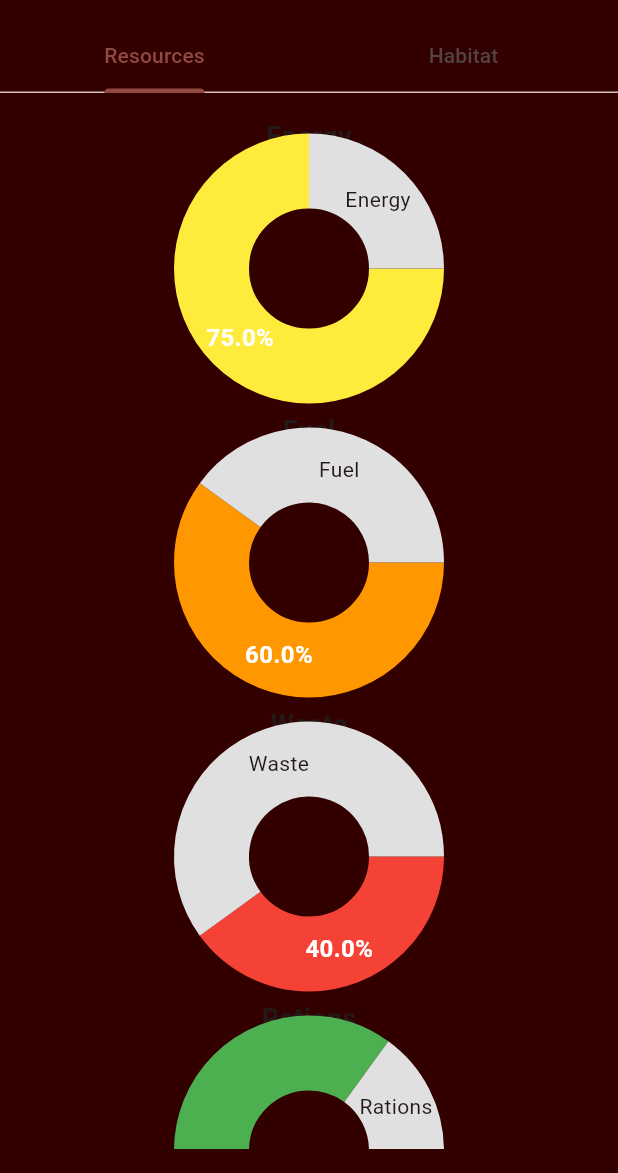
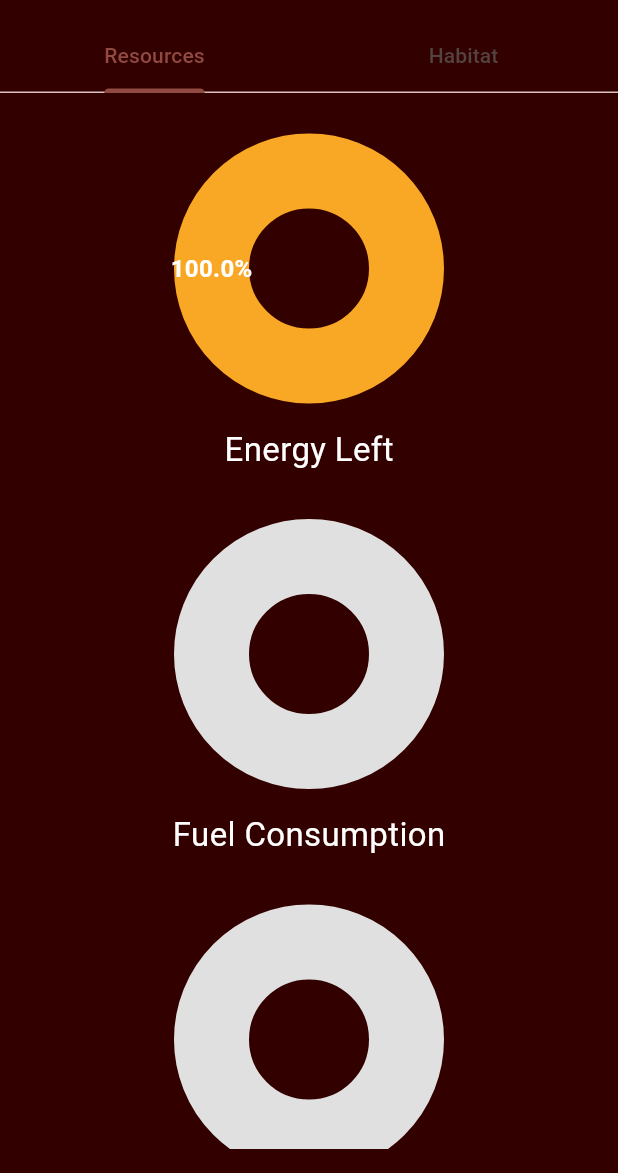
Before and after one commit to synapsecode/RedFrontier, a Flutter app: the screen it shows once a user with an empty profile is signed in, in the side drawer, after a tap on "Dashboard", on a phone screen of 412 x 824 dp, the part 63-1236 px from its top. Run offline on Flutter 3.47's test engine with Material 3 defaults, Android fonts, the phone set to English and light mode, and no system bars; drawn by our look-alikes of fl_chart; our stand-ins replace cloud_firestore, firebase_auth, firebase_core, firebase_storage, flutter_riverpod, google_fonts and 1 more; missing offline and left inert: firebase_app_check, neopop; accounts and stored records are empty.

Commit message:
Created Realtime Habitat & Resource Dashboard & More

```diff
--- a/redfrontier/lib/screens/home_page.dart
+++ b/redfrontier/lib/screens/home_page.dart
@@ -1,14 +1,15 @@
 import 'package:flutter/material.dart';
 import 'package:redfrontier/extensions/navextensions.dart';
+import 'package:redfrontier/main.dart';
+import 'package:redfrontier/models/redfrontier_user.dart';
 import 'package:redfrontier/screens/chat/all_chats/all_chats.dart';
-
 import 'package:redfrontier/screens/home_screen.dart';
 import 'package:redfrontier/screens/maps_screen.dart';
 import 'package:redfrontier/screens/news_screen.dart';
 import 'package:redfrontier/screens/report_screen.dart';
 import 'package:redfrontier/extensions/miscextensions.dart';
 import 'package:redfrontier/screens/resources/dashboard.dart';
-import 'package:redfrontier/services/firebase_auth.dart';
+import 'package:redfrontier/services/auth/firebase_auth.dart';
 
 class HomePage extends StatefulWidget {
   const HomePage({super.key});
@@ -101,7 +102,7 @@ class _HomePageState extends State<HomePage> {
           child: ListView(
             padding: EdgeInsets.zero,
             children: [
-              const DrawerHeader(
+              DrawerHeader(
                 decoration: BoxDecoration(
                   color: Color(0xFFB24D4D),
                 ),
@@ -115,7 +116,7 @@ class _HomePageState extends State<HomePage> {
                     ),
                     SizedBox(height: 10),
                     Text(
-                      'Your Name',
+                      gpc.read(currentRFUserProvider)!.name,
                       style: TextStyle(
                         color: Colors.white,
                         fontSize: 18,
--- /dev/null
+++ b/redfrontier/lib/services/firestore/dashboard.dart
@@ -0,0 +1,29 @@
+import 'package:cloud_firestore/cloud_firestore.dart';
+import 'package:redfrontier/common/dialogs.dart';
+import 'package:redfrontier/main.dart';
+import 'package:redfrontier/widgets/habitat_tab.dart';
+import 'package:redfrontier/widgets/resources_tab.dart';
+
+class FirestoreDashboard {
+  static final CollectionReference resourceDataCollection =
+      FirebaseFirestore.instance.collection('resourcedata');
+
+  static final CollectionReference habitatDataCollection =
+      FirebaseFirestore.instance.collection('habitatdata');
+
+  static listenToResourceChanges(String uid) {
+    resourceDataCollection.doc(uid).snapshots().listen((event) {
+      if (event.exists) {
+        gpc.read(resourceProvider).loadFromMap(event.data() as Map);
+      }
+    });
+  }
+
+  static listenToHabitatChanges(String uid) {
+    habitatDataCollection.doc(uid).snapshots().listen((event) {
+      if (event.exists) {
+        gpc.read(habitatProvider).loadFromMap(event.data() as Map);
+      }
+    });
+  }
+}
--- a/redfrontier/lib/widgets/resources_tab.dart
+++ b/redfrontier/lib/widgets/resources_tab.dart
@@ -1,34 +1,91 @@
 import 'package:flutter/material.dart';
+import 'package:flutter_riverpod/flutter_riverpod.dart';
+import 'package:redfrontier/extensions/extensions.dart';
+import 'package:redfrontier/models/redfrontier_user.dart';
+import 'package:redfrontier/services/firestore/dashboard.dart';
 import 'package:redfrontier/widgets/circularchart.dart';
 
-class ResourcesTab extends StatelessWidget {
+class ResourceData extends ChangeNotifier {
+  int energyLeftPercentage = 100;
+  int fuelConsumedPercentage = 0;
+  int wasteFilledPercentage = 0;
+  int rationsLeftPercentage = 100;
+  int oxygenLeft = 100;
+
+  loadFromMap(Map x) {
+    energyLeftPercentage = x['energy'] ?? 100;
+    fuelConsumedPercentage = x['fuel'] ?? 0;
+    wasteFilledPercentage = x['waste'] ?? 0;
+    rationsLeftPercentage = x['rations'] ?? 100;
+    oxygenLeft = x['oxygen'] ?? 100;
+    notifyListeners();
+  }
+}
+
+final resourceProvider = ChangeNotifierProvider((ref) => ResourceData());
+
+class ResourcesTab extends ConsumerStatefulWidget {
   const ResourcesTab({super.key});
 
   @override
+  ConsumerState<ResourcesTab> createState() => _ResourcesTabState();
+}
+
+class _ResourcesTabState extends ConsumerState<ResourcesTab> {
+  @override
+  void initState() {
+    Future.delayed(Duration(milliseconds: 200), () {
+      final uid = ref.read(currentRFUserProvider)!.id;
+      FirestoreDashboard.listenToResourceChanges(uid);
+    });
+    super.initState();
+  }
+
+  @override
   Widget build(BuildContext context) {
-    return const Padding(
+    final res = ref.watch(resourceProvider);
+    return Padding(
       padding: EdgeInsets.all(16.0),
       child: SingleChildScrollView(
         child: Column(
           mainAxisAlignment: MainAxisAlignment.spaceEvenly,
           children: [
-            CircularChart(title: 'Energy', value: 75, color: Colors.yellow),
+            CircularChart(
+                title: '',
+                value: res.energyLeftPercentage.toDouble(),
+                color: Colors.yellow[800]!),
+            Text('Energy Left').color(Colors.white).size(22).addTopMargin(30),
+            SizedBox(height: 20),
+            CircularChart(
+                title: '',
+                value: res.fuelConsumedPercentage.toDouble(),
+                color: Colors.orange),
+            Text('Fuel Consumption')
+                .color(Colors.white)
+                .size(22)
+                .addTopMargin(30),
+            SizedBox(height: 20),
+            CircularChart(
+                title: '',
+                value: res.wasteFilledPercentage.toDouble(),
+                color: Colors.red),
+            Text('Waste Filled').color(Colors.white).size(22).addTopMargin(30),
             SizedBox(
               height: 20,
             ),
-            CircularChart(title: 'Fuel', value: 60, color: Colors.orange),
+            CircularChart(
+                title: '',
+                value: res.rationsLeftPercentage.toDouble(),
+                color: Colors.green),
+            Text('Rations Left').color(Colors.white).size(22).addTopMargin(30),
             SizedBox(
               height: 20,
             ),
-            CircularChart(title: 'Waste', value: 40, color: Colors.red),
-            SizedBox(
-              height: 20,
-            ),
-            CircularChart(title: 'Rations', value: 85, color: Colors.green),
-            SizedBox(
-              height: 20,
-            ),
-            CircularChart(title: 'Oxygen', value: 90, color: Colors.blue),
+            CircularChart(
+                title: '',
+                value: res.oxygenLeft.toDouble(),
+                color: Colors.blue),
+            Text('Oxygen Left').color(Colors.white).size(22).addTopMargin(30),
             SizedBox(
               height: 20,
             ),
--- a/redfrontier/pubspec.yaml
+++ b/redfrontier/pubspec.yaml
@@ -53,7 +53,7 @@ dependencies:
   firebase_core: ^2.15.1
   firebase_storage:
   firebase_app_check:
-  fl_chart: ^0.65.0
+  fl_chart: 0.60.0
 
 dev_dependencies:
   flutter_test:
```
Also changed, not shown: redfrontier/lib/widgets/habitat_tab.dart (+58 -5 lines), redfrontier/pubspec.lock, 1 other file.
